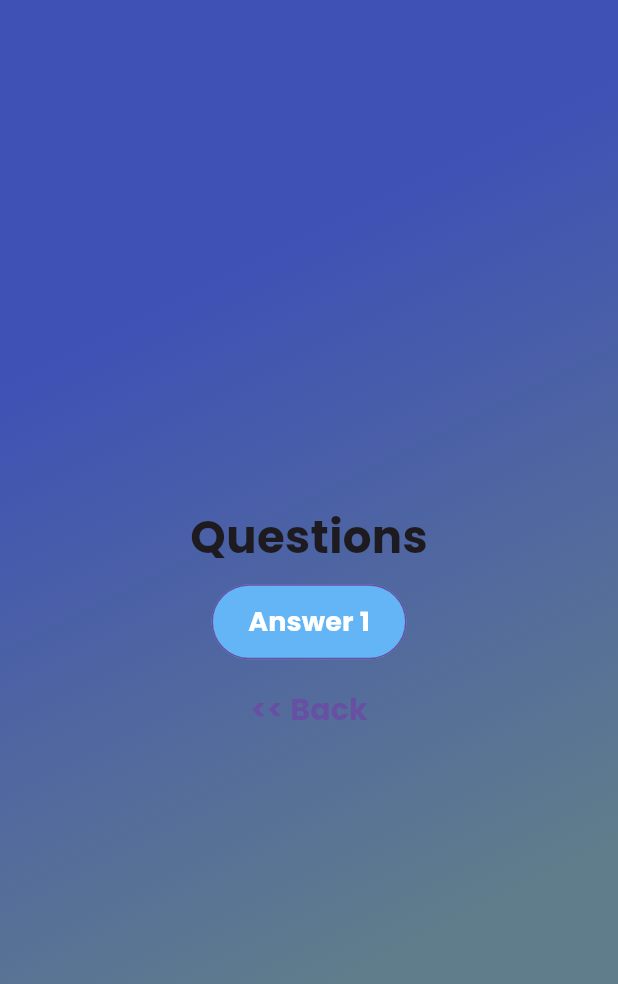
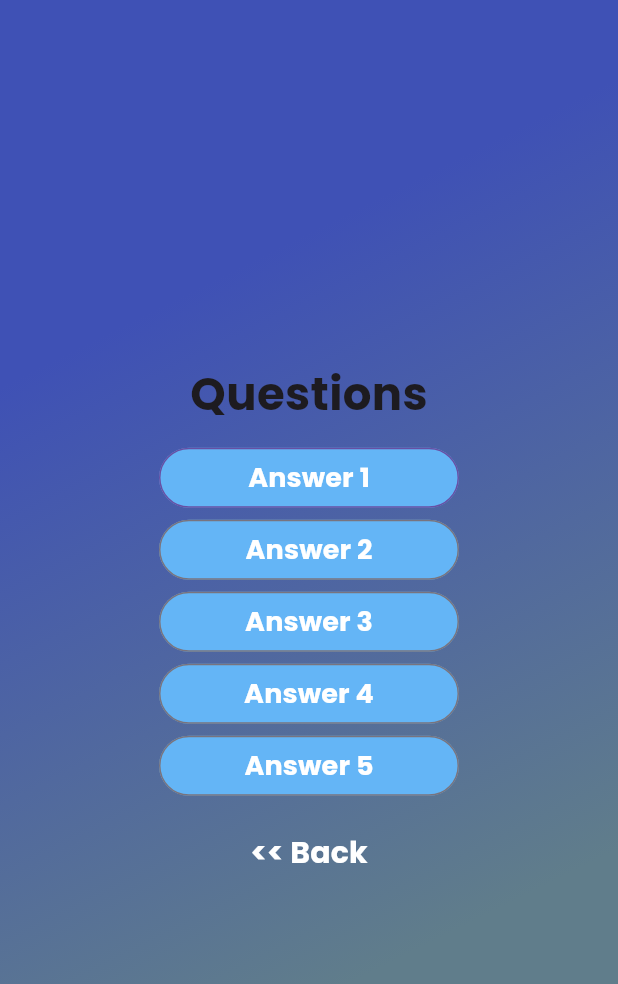
Before and after one commit to rashen33/quiz_app_flutter, a Flutter app: the screen it shows after launch, after a tap on "Start Quiz", on a phone screen of 412 x 824 dp. Shown: the top 984 px of the screen. Run offline on Flutter 3.47's test engine with Material 3 defaults, Android fonts, the phone set to English and light mode, and no system bars; our stand-ins replace google_fonts.

Commit message:
added the answer button widget

```diff
--- /dev/null
+++ b/lib/answer_button.dart
@@ -0,0 +1,31 @@
+import 'package:flutter/material.dart';
+import 'package:google_fonts/google_fonts.dart';
+
+class AnswerButton extends StatelessWidget {
+  const AnswerButton({super.key, required this.value, required this.onAnswer});
+
+  final String value;
+  final Function() onAnswer;
+
+  @override
+  Widget build(BuildContext context) {
+    return SizedBox(
+      width: 200,
+      child: OutlinedButton(
+        style: OutlinedButton.styleFrom(
+          backgroundColor: Colors.blue[300],
+        ),
+        onPressed: onAnswer,
+        autofocus: true,
+        child: Text(
+          value,
+          style: GoogleFonts.poppins(
+            fontSize: 18,
+            fontWeight: FontWeight.bold,
+            color: Colors.white,
+          ),
+        ),
+      ),
+    );
+  }
+}
--- a/lib/question_screen.dart
+++ b/lib/question_screen.dart
@@ -1,5 +1,6 @@
 import 'package:flutter/material.dart';
 import 'package:google_fonts/google_fonts.dart';
+import 'package:quiz_app_flutter/answer_button.dart';
 
 class QuestionScreen extends StatelessWidget {
   const QuestionScreen({super.key, required this.onAction});
@@ -25,25 +26,11 @@ class QuestionScreen extends StatelessWidget {
           const SizedBox(
             height: 10,
           ),
-          SizedBox(
-            width: 130,
-            height: 50,
-            child: OutlinedButton(
-              style: OutlinedButton.styleFrom(
-                backgroundColor: Colors.blue[300],
-              ),
-              onPressed: () {},
-              autofocus: true,
-              child: Text(
-                "Answer 1",
-                style: GoogleFonts.poppins(
-                  fontSize: 18,
-                  fontWeight: FontWeight.bold,
-                  color: Colors.white,
-                ),
-              ),
-            ),
-          ),
+          AnswerButton(value: 'Answer 1', onAnswer: () {}),
+          AnswerButton(value: 'Answer 2', onAnswer: () {}),
+          AnswerButton(value: 'Answer 3', onAnswer: () {}),
+          AnswerButton(value: 'Answer 4', onAnswer: () {}),
+          AnswerButton(value: 'Answer 5', onAnswer: () {}),
           const SizedBox(
             height: 10,
           ),
@@ -56,6 +43,7 @@ class QuestionScreen extends StatelessWidget {
               style: GoogleFonts.poppins(
                 fontSize: 20,
                 fontWeight: FontWeight.bold,
+                color: Colors.white,
               ),
             ),
           ),
```
